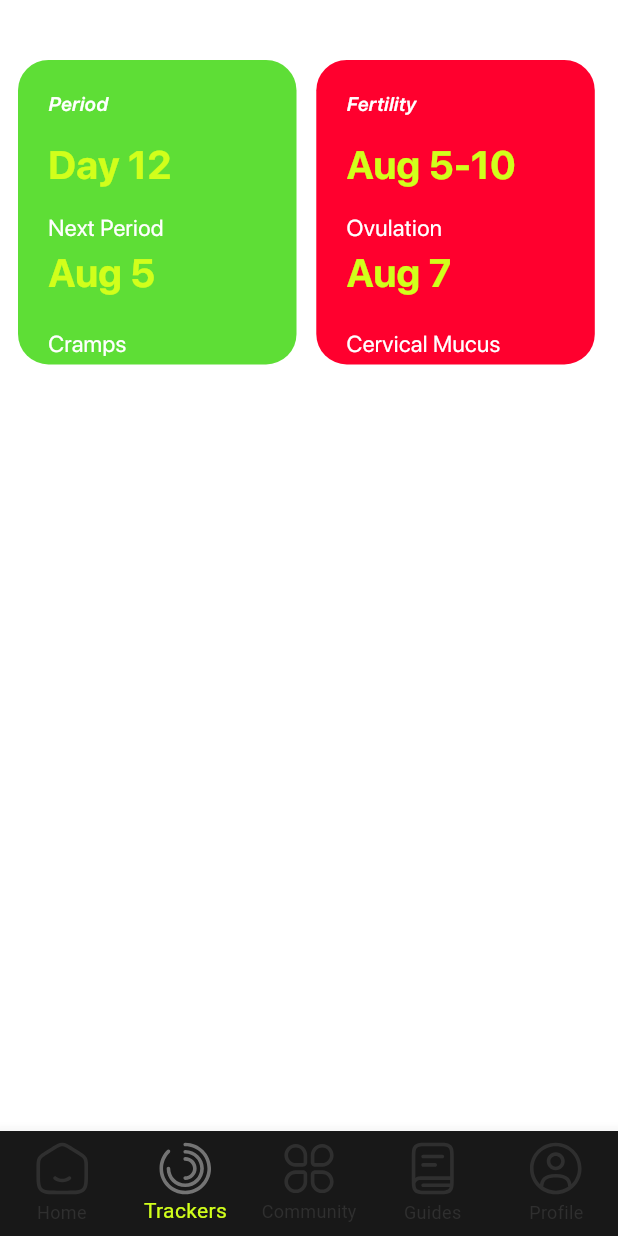
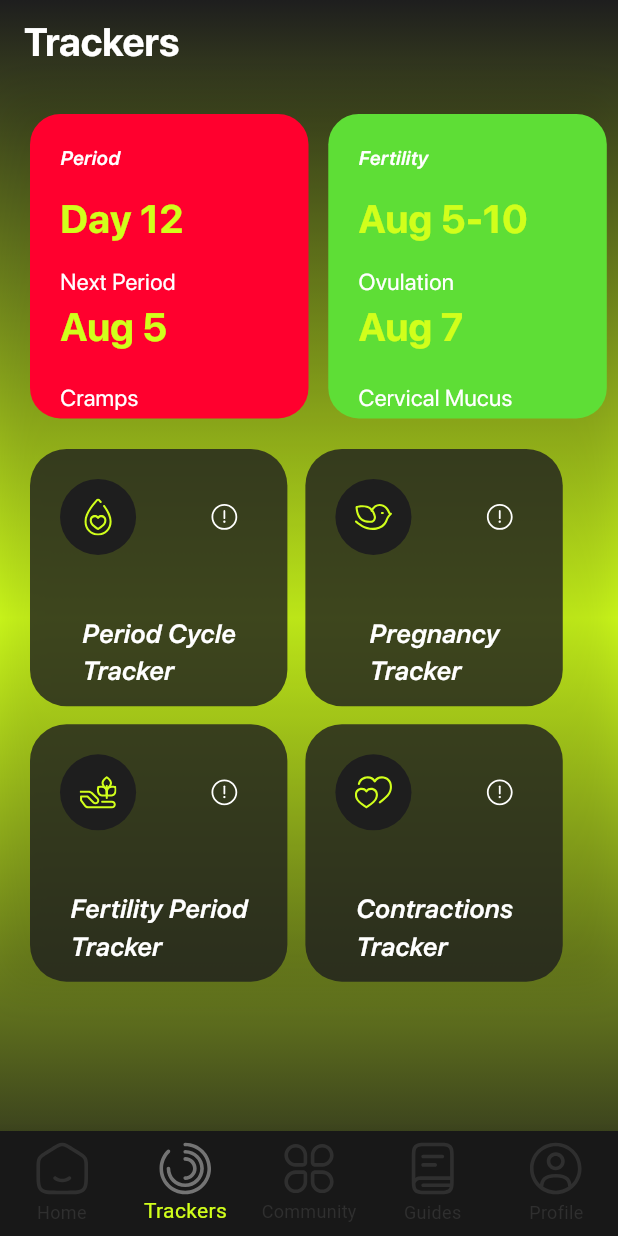
Before and after one commit to HibaAbbas13/MamaIKnow, a Flutter app: the screen it shows after launch, item 2 of the bottom bar chosen, on a phone screen of 412 x 824 dp. Run offline on Flutter 3.47's test engine with Material 3 defaults, Android fonts, the phone set to English and light mode, and no system bars; our stand-ins replace cloud_firestore, firebase_auth, firebase_core, flutter_native_splash, flutter_screenutil, flutter_svg; accounts and stored records are empty.

Commit message:
UI Update

```diff
--- a/lib/Data/AppColors.dart
+++ b/lib/Data/AppColors.dart
@@ -21,6 +21,16 @@ class AppColors {
   static Color kpurple = const Color(0xFF430099);
   static Color kdeeppurple = const Color(0xFF7000ff);
   static Color klime = const Color(0xFFD1FF1B);
+  static Color ksemiTransparentGrey = const Color(0xCC1E1E1E); // #1E1E1ECC
+
+  static LinearGradient customGradient = const LinearGradient(
+    colors: [
+      Color(0xFF1E1E1ECC), // Light Blue
+      Color(0xFFFF002D), // Red
+    ],
+    begin: Alignment.topLeft,
+    end: Alignment.bottomRight,
+  );
 
   static const defaultOverlay = SystemUiOverlayStyle(
     statusBarColor: Colors.transparent,
--- /dev/null
+++ b/lib/Providers/Logging.dart
@@ -0,0 +1,14 @@
+import 'package:flutter/material.dart';
+import 'package:mamaiknow/Services/FirestoreService.dart';
+import 'package:mamaiknow/models/LoggingModel.dart';
+
+class LoggingProvider with ChangeNotifier {
+  final FirestoreService _firestoreService = FirestoreService();
+
+  Future<void> addLoggingData(LoggingData data) async {
+    await _firestoreService.addLoggingData(data);
+    notifyListeners();
+  }
+
+  Stream<List<LoggingData>> get loggingDataStream => _firestoreService.getLoggingData();
+}
--- a/lib/Screens/LandingPgae.dart
+++ b/lib/Screens/LandingPgae.dart
@@ -3,8 +3,8 @@ import 'package:flutter_svg/svg.dart';
 import 'package:mamaiknow/Data/AppColors.dart';
 import 'package:mamaiknow/Data/AppIcons.dart';
 import 'package:mamaiknow/Screens/HomeScreen/HomeScreen.dart';
-import 'package:mamaiknow/Screens/Trackers/Components/TrackerCard.dart';
-import 'package:mamaiknow/models/TrackerModels.dart';
+
+import 'package:mamaiknow/Screens/Trackers/TrackerScreen.dart';
 
 class LandingPage extends StatefulWidget {
   const LandingPage({
@@ -21,9 +21,7 @@ class _LandingPageState extends State<LandingPage> {
 
   List<Widget> pages = [
     HomeScreen(),
-    TrackerCard(
-      uppercard: uppercardlist,
-    ),
+    TrackerScreen(),
     Container(),
     Container(),
     Container(),
--- a/lib/Screens/Trackers/Components/TrackerCard.dart
+++ b/lib/Screens/Trackers/Components/TrackerCard.dart
@@ -1,9 +1,12 @@
 import 'package:flutter/material.dart';
-import 'package:flutter_svg/flutter_svg.dart';
+import 'package:flutter/rendering.dart';
+import 'package:flutter_svg/svg.dart';
+
 import 'package:mamaiknow/Data/AppColors.dart';
 import 'package:mamaiknow/Data/AppTypography.dart';
 import 'package:flutter_screenutil/flutter_screenutil.dart';
-import 'package:mamaiknow/models/HomeModel.dart';
+import 'package:mamaiknow/Screens/Trackers/PeriodTracker/PeriodTracker.dart';
+
 import 'package:mamaiknow/models/TrackerModels.dart';
 
 class TrackerCard extends StatefulWidget {
@@ -19,9 +22,7 @@ class _TrackerCardState extends State<TrackerCard> {
 
   @override
   Widget build(BuildContext context) {
-    return Padding(
-      padding: const EdgeInsets.only(top: 40, left: 12),
-      child: Container(
+    return Container(
       width: double.infinity,
       height: 200.h,
       child: ListView.separated(
@@ -30,7 +31,7 @@ class _TrackerCardState extends State<TrackerCard> {
         itemBuilder: (context, index) {
           UpperCard data = widget.uppercard[index];
           return InkWell(
-              onTap: (){},
+            onTap: () {},
             child: Container(
               height: 193.h,
               width: 169.w,
@@ -72,6 +73,97 @@ class _TrackerCardState extends State<TrackerCard> {
         },
         itemCount: widget.uppercard.length,
       ),
+    );
+  }
+}
+
+class TrackerCard2 extends StatefulWidget {
+  final List<LowerCard> lowercard;
+  const TrackerCard2({
+    super.key,
+    required this.lowercard,
+  });
+
+  @override
+  State<TrackerCard2> createState() => TrackerCard2State();
+}
+
+class TrackerCard2State extends State<TrackerCard2> {
+  final ScrollController _scrollController = ScrollController();
+
+  @override
+  Widget build(BuildContext context) {
+    return Container(
+      width: double.infinity,
+      height: 350.h,
+      child: GridView.builder(
+        gridDelegate: const SliverGridDelegateWithFixedCrossAxisCount(
+          crossAxisCount: 2,
+          mainAxisSpacing: 12.0,
+          crossAxisSpacing: 12.0,
+        ),
+        controller: _scrollController,
+        scrollDirection: Axis.horizontal,
+        itemBuilder: (context, index) {
+          LowerCard data = widget.lowercard[index];
+          return InkWell(
+            onTap: () {
+              Navigator.push<void>(
+                  context,
+                  MaterialPageRoute<void>(
+                    builder: (BuildContext context) => PeriodTrackerScreen(),
+                  ));
+            },
+            child: Container(
+              height: 169.h,
+              width: 169.w,
+              decoration: BoxDecoration(
+                borderRadius: BorderRadius.circular(24.r),
+                color: AppColors.ksemiTransparentGrey,
+              ),
+              child: Padding(
+                padding: const EdgeInsets.only(top: 20.0, left: 20, right: 20),
+                child: Column(
+                  children: [
+                    Row(
+                      mainAxisAlignment: MainAxisAlignment.spaceBetween,
+                      children: [
+                        Container(
+                          height: 50.h,
+                          width: 50.h,
+                          decoration: BoxDecoration(
+                            color: AppColors.kGrey900,
+                            borderRadius: BorderRadius.circular(100.r),
+                          ),
+                          child: Padding(
+                            padding: const EdgeInsets.all(13.0),
+                            child: SvgPicture.asset(
+                              data.image,
+                            ),
+                          ),
+                        ),
+                        Padding(
+                          padding: const EdgeInsets.all(13.0),
+                          child: SvgPicture.asset(
+                            data.icon,
+                            color: AppColors.kWhite,
+                          ),
+                        ),
+                      ],
+                    ),
+                    SizedBox(
+                      height: 39.h,
+                    ),
+                    Text(data.title,
+                        style: AppTypography.kMedium16
+                            .copyWith(color: AppColors.kWhite)),
+                  ],
+                ),
+              ),
+            ),
+          );
+        },
+        itemCount: widget.lowercard.length,
       ),
     );
   }
--- a/lib/Screens/Trackers/TrackerScreen.dart
+++ b/lib/Screens/Trackers/TrackerScreen.dart
@@ -0,0 +1,74 @@
+import 'package:flutter/material.dart';
+import 'package:flutter_screenutil/flutter_screenutil.dart';
+import 'package:mamaiknow/Data/AppColors.dart';
+import 'package:mamaiknow/Data/AppTypography.dart';
+
+import 'package:mamaiknow/Screens/Components/CustomAppBar.dart';
+import 'package:mamaiknow/Screens/Trackers/Components/TrackerCard.dart';
+import 'package:mamaiknow/models/TrackerModels.dart';
+
+// ignore: must_be_immutable
+class TrackerScreen extends StatefulWidget {
+  const TrackerScreen({super.key});
+
+  @override
+  State<TrackerScreen> createState() => _TrackerScreenState();
+}
+
+class _TrackerScreenState extends State<TrackerScreen> {
+  @override
+  Widget build(BuildContext context) {
+    return Container(
+        decoration: BoxDecoration(
+          gradient: LinearGradient(
+            colors: [
+              AppColors.kGrey900,
+              AppColors.klime,
+              AppColors.kGrey900,
+            ],
+            begin: Alignment.topCenter,
+            end: Alignment.bottomCenter,
+          ),
+        ),
+        child: Scaffold(
+            backgroundColor: Colors.transparent,
+            appBar: AppBar(
+              backgroundColor: Colors.transparent,
+              title: Text('Trackers',
+                  style:
+                      AppTypography.kBold24.copyWith(color: AppColors.kWhite)),
+              centerTitle: false,
+            ),
+            body: SafeArea(
+              child: Container(
+                decoration: BoxDecoration(
+                  color: Colors.transparent,
+                  boxShadow: const [
+                    BoxShadow(
+                      color: Color(0x1A000000),
+                      offset: Offset(0, 4),
+                      blurRadius: 24,
+                      spreadRadius: 0,
+                    ),
+                  ],
+                  borderRadius: BorderRadius.circular(10.r),
+                ),
+                child: SingleChildScrollView(
+                  child: Padding(
+                    padding: const EdgeInsets.only(left: 20, top: 20),
+                    child: Column(
+                      crossAxisAlignment: CrossAxisAlignment.start,
+                      children: [
+                        TrackerCard(
+                          uppercard: uppercardlist,
+                        ),
+                        SizedBox(height: 20.h),
+                        TrackerCard2(lowercard: lowercardlist)
+                      ],
+                    ),
+                  ),
+                ),
+              ),
+            )));
+  }
+}
--- a/lib/main.dart
+++ b/lib/main.dart
@@ -4,6 +4,7 @@ import 'package:flutter/services.dart';
 import 'package:flutter_native_splash/flutter_native_splash.dart';
 import 'package:flutter_screenutil/flutter_screenutil.dart';
 import 'package:mamaiknow/Data/AppColors.dart';
+import 'package:mamaiknow/Providers/Logging.dart';
 import 'package:mamaiknow/Providers/PeriodTracker.dart';
 import 'package:mamaiknow/Screens/LandingPgae.dart';
 
@@ -27,6 +28,7 @@ class MyApp extends StatelessWidget {
     return MultiProvider(
         providers: [
           ChangeNotifierProvider(create: (_) => PeriodTrackerProvider()),
+           ChangeNotifierProvider(create: (_) => LoggingProvider()),
         ],
         child: ScreenUtilInit(
           designSize: const Size(375, 812),
--- /dev/null
+++ b/lib/models/LoggingModel.dart
@@ -0,0 +1,31 @@
+class LoggingData {
+  final String symptomCategory;
+  final int severityScale;
+  final String mood;
+  final String notes;
+
+  LoggingData({
+    required this.symptomCategory,
+    required this.severityScale,
+    required this.mood,
+    required this.notes,
+  });
+
+  Map<String, dynamic> toMap() {
+    return {
+      'symptomCategory': symptomCategory,
+      'severityScale': severityScale,
+      'mood': mood,
+      'notes': notes,
+    };
+  }
+
+  factory LoggingData.fromMap(Map<String, dynamic> map) {
+    return LoggingData(
+      symptomCategory: map['symptomCategory'],
+      severityScale: map['severityScale'],
+      mood: map['mood'],
+      notes: map['notes'],
+    );
+  }
+}
--- a/lib/models/TrackerModels.dart
+++ b/lib/models/TrackerModels.dart
@@ -27,7 +27,7 @@ List<UpperCard> uppercardlist = [
     subtitle: 'Next Period',
     date: 'Aug 5',
     icon: true,
-    color: const Color(0xFF5ede36),
+    color: const Color(0xFFFF002E),
     type: 'Cramps',
   ),
   UpperCard(
@@ -35,7 +35,43 @@ List<UpperCard> uppercardlist = [
     title: 'Fertility',
     subtitle: 'Ovulation',
     date: 'Aug 7',
-    color: const Color(0xFFFF002E),
+    color: const Color(0xFF5ede36),
     type: 'Cervical Mucus',
   ),
 ];
+
+class LowerCard {
+  String image;
+  String title;
+
+  String icon;
+
+  LowerCard({
+    required this.image,
+    required this.title,
+    required this.icon,
+  });
+}
+
+List<LowerCard> lowercardlist = [
+  LowerCard(
+    image: "assets/icons/Group.svg",
+    title: 'Period Cycle\nTracker',
+    icon: 'assets/icons/essentails.svg',
+  ),
+  LowerCard(
+    image: 'assets/icons/sprout-tree.svg',
+    title: 'Fertility Period\nTracker',
+    icon: 'assets/icons/essentails.svg',
+  ),
+  LowerCard(
+    image: 'assets/icons/dove.svg',
+    title: 'Pregnancy\nTracker',
+    icon: 'assets/icons/essentails.svg',
+  ),
+  LowerCard(
+    image: 'assets/icons/hearts-heart.svg',
+    title: 'Contractions\nTracker',
+    icon: 'assets/icons/essentails.svg',
+  ),
+];
```
Also changed, not shown: lib/Screens/HomeScreen/Components/HomeSection.dart (+3 -11 lines), lib/Screens/Trackers/PeriodTracker/Components/Calender.dart (added, +56 -0 lines), lib/Screens/Trackers/PeriodTracker/Components/MoodLogging.dart (added, +38 -0 lines), lib/Screens/Trackers/PeriodTracker/Components/SymptomLogging.dart (added, +48 -0 lines), lib/Screens/Trackers/PeriodTracker/PeriodTracker.dart (added, +91 -0 lines), lib/Services/FirestoreService.dart (added, +19 -0 lines). Lines whose indentation alone changed are shown as unchanged.
